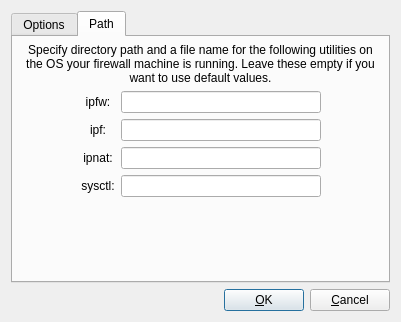
Old version of the form src/gui/freebsdadvanceddialog_q.ui in the repository fwbuilder/fwbuilder.
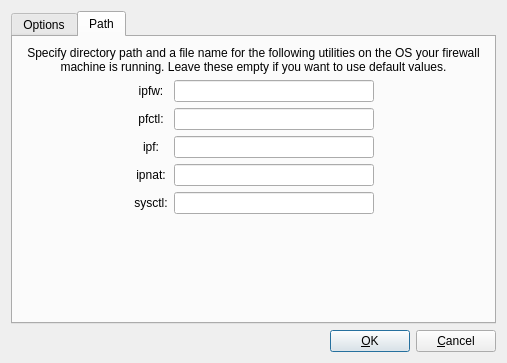
New version of the form. The open tabs and pages were chosen to show the change.

```diff
--- a/src/gui/freebsdadvanceddialog_q.ui
+++ b/src/gui/freebsdadvanceddialog_q.ui
@@ -5,96 +5,14 @@
    <rect>
     <x>0</x>
     <y>0</y>
-    <width>401</width>
-    <height>322</height>
+    <width>507</width>
+    <height>363</height>
    </rect>
   </property>
   <property name="windowTitle" >
    <string>FreeBSD: advanced settings</string>
   </property>
-  <layout class="QGridLayout" >
-   <property name="leftMargin" >
-    <number>11</number>
-   </property>
-   <property name="topMargin" >
-    <number>11</number>
-   </property>
-   <property name="rightMargin" >
-    <number>11</number>
-   </property>
-   <property name="bottomMargin" >
-    <number>11</number>
-   </property>
-   <property name="horizontalSpacing" >
-    <number>6</number>
-   </property>
-   <property name="verticalSpacing" >
-    <number>6</number>
-   </property>
-   <item row="1" column="0" >
-    <layout class="QHBoxLayout" >
-     <property name="spacing" >
-      <number>6</number>
-     </property>
-     <property name="leftMargin" >
-      <number>0</number>
-     </property>
-     <property name="topMargin" >
-      <number>0</number>
-     </property>
-     <property name="rightMargin" >
-      <number>0</number>
-     </property>
-     <property name="bottomMargin" >
-      <number>0</number>
-     </property>
-     <item>
-      <spacer>
-       <property name="orientation" >
-        <enum>Qt::Horizontal</enum>
-       </property>
-       <property name="sizeType" >
-        <enum>QSizePolicy::Expanding</enum>
-       </property>
-       <property name="sizeHint" >
-        <size>
-         <width>20</width>
-         <height>20</height>
-        </size>
-       </property>
-      </spacer>
-     </item>
-     <item>
-      <widget class="QPushButton" name="buttonOk" >
-       <property name="text" >
-        <string>&amp;OK</string>
-       </property>
-       <property name="shortcut" >
-        <string/>
-       </property>
-       <property name="autoDefault" >
-        <bool>true</bool>
-       </property>
-       <property name="default" >
-        <bool>true</bool>
-       </property>
-      </widget>
-     </item>
-     <item>
-      <widget class="QPushButton" name="buttonCancel" >
-       <property name="text" >
-        <string>&amp;Cancel</string>
-       </property>
-       <property name="shortcut" >
-        <string/>
-       </property>
-       <property name="autoDefault" >
-        <bool>true</bool>
-       </property>
-      </widget>
-     </item>
-    </layout>
-   </item>
+  <layout class="QGridLayout" name="gridLayout_3" >
    <item row="0" column="0" >
     <widget class="QTabWidget" name="tabWidget" >
      <property name="tabShape" >
@@ -306,29 +224,11 @@
       <attribute name="title" >
        <string>Path</string>
       </attribute>
-      <layout class="QGridLayout" >
-       <property name="leftMargin" >
-        <number>6</number>
-       </property>
-       <property name="topMargin" >
-        <number>6</number>
-       </property>
-       <property name="rightMargin" >
-        <number>6</number>
-       </property>
-       <property name="bottomMargin" >
-        <number>6</number>
-       </property>
-       <property name="horizontalSpacing" >
-        <number>6</number>
-       </property>
-       <property name="verticalSpacing" >
-        <number>6</number>
-       </property>
+      <layout class="QGridLayout" name="gridLayout_2" >
        <item row="0" column="0" colspan="4" >
         <widget class="QLabel" name="label576" >
          <property name="sizePolicy" >
-          <sizepolicy vsizetype="Fixed" hsizetype="Preferred" >
+          <sizepolicy vsizetype="Preferred" hsizetype="Preferred" >
            <horstretch>0</horstretch>
            <verstretch>0</verstretch>
           </sizepolicy>
@@ -344,23 +244,104 @@
          </property>
         </widget>
        </item>
-       <item row="5" column="2" >
+       <item row="1" column="0" >
         <spacer>
          <property name="orientation" >
-          <enum>Qt::Vertical</enum>
+          <enum>Qt::Horizontal</enum>
          </property>
          <property name="sizeType" >
           <enum>QSizePolicy::Expanding</enum>
          </property>
-         <property name="sizeHint" >
+         <property name="sizeHint" stdset="0" >
           <size>
-           <width>20</width>
-           <height>40</height>
+           <width>40</width>
+           <height>20</height>
           </size>
          </property>
         </spacer>
        </item>
+       <item row="1" column="1" >
+        <widget class="QLabel" name="label594" >
+         <property name="text" >
+          <string>ipfw:</string>
+         </property>
+         <property name="alignment" >
+          <set>Qt::AlignCenter</set>
+         </property>
+         <property name="wordWrap" >
+          <bool>false</bool>
+         </property>
+        </widget>
+       </item>
+       <item row="1" column="2" >
+        <widget class="QLineEdit" name="freebsd_path_ipfw" >
+         <property name="sizePolicy" >
+          <sizepolicy vsizetype="Fixed" hsizetype="Fixed" >
+           <horstretch>0</horstretch>
+           <verstretch>0</verstretch>
+          </sizepolicy>
+         </property>
+         <property name="minimumSize" >
+          <size>
+           <width>200</width>
+           <height>0</height>
+          </size>
+         </property>
+        </widget>
+       </item>
+       <item row="1" column="3" >
+        <spacer>
+         <property name="orientation" >
+          <enum>Qt::Horizontal</enum>
+         </property>
+         <property name="sizeType" >
+          <enum>QSizePolicy::Expanding</enum>
+         </property>
+         <property name="sizeHint" stdset="0" >
+          <size>
+           <width>40</width>
+           <height>20</height>
+          </size>
+         </property>
+        </spacer>
+       </item>
+       <item row="2" column="1" >
+        <widget class="QLabel" name="label575" >
+         <property name="text" >
+          <string>pfctl:</string>
+         </property>
+         <property name="alignment" >
+          <set>Qt::AlignCenter</set>
+         </property>
+         <property name="wordWrap" >
+          <bool>false</bool>
+         </property>
+        </widget>
+       </item>
        <item row="2" column="2" >
+        <widget class="QLineEdit" name="freebsd_path_pfctl" >
+         <property name="minimumSize" >
+          <size>
+           <width>200</width>
+           <height>0</height>
+          </size>
+         </property>
+        </widget>
+       </item>
+       <item row="3" column="1" >
+        <widget class="QLabel" name="freebsd_path_ipf_label" >
+         <property name="text" >
+          <string>ipf:</string>
+         </property>
+         <property name="alignment" >
+          <set>Qt::AlignCenter</set>
+         </property>
+         <property name="wordWrap" >
+          <bool>false</bool>
+         </property>
+        </widget>
+       </item>
+       <item row="3" column="2" >
         <widget class="QLineEdit" name="freebsd_path_ipf" >
          <property name="sizePolicy" >
           <sizepolicy vsizetype="Fixed" hsizetype="Fixed" >
@@ -376,7 +357,7 @@
          </property>
         </widget>
        </item>
-       <item row="3" column="1" >
+       <item row="4" column="1" >
         <widget class="QLabel" name="label578" >
          <property name="text" >
           <string>ipnat:</string>
@@ -389,7 +370,17 @@
          </property>
         </widget>
        </item>
-       <item row="4" column="1" >
+       <item row="4" column="2" >
+        <widget class="QLineEdit" name="freebsd_path_ipnat" >
+         <property name="minimumSize" >
+          <size>
+           <width>200</width>
+           <height>0</height>
+          </size>
+         </property>
+        </widget>
+       </item>
+       <item row="5" column="1" >
         <widget class="QLabel" name="label583" >
          <property name="text" >
           <string>sysctl:</string>
@@ -402,7 +393,7 @@
          </property>
         </widget>
        </item>
-       <item row="4" column="2" >
+       <item row="5" column="2" >
         <widget class="QLineEdit" name="freebsd_path_sysctl" >
          <property name="minimumSize" >
           <size>
@@ -412,86 +403,18 @@
          </property>
         </widget>
        </item>
-       <item row="2" column="1" >
-        <widget class="QLabel" name="freebsd_path_ipf_label" >
-         <property name="text" >
-          <string>ipf:</string>
-         </property>
-         <property name="alignment" >
-          <set>Qt::AlignCenter</set>
-         </property>
-         <property name="wordWrap" >
-          <bool>false</bool>
-         </property>
-        </widget>
-       </item>
-       <item row="3" column="2" >
-        <widget class="QLineEdit" name="freebsd_path_ipnat" >
-         <property name="minimumSize" >
-          <size>
-           <width>200</width>
-           <height>0</height>
-          </size>
-         </property>
-        </widget>
-       </item>
-       <item row="1" column="1" >
-        <widget class="QLabel" name="label594" >
-         <property name="text" >
-          <string>ipfw:</string>
-         </property>
-         <property name="alignment" >
-          <set>Qt::AlignCenter</set>
-         </property>
-         <property name="wordWrap" >
-          <bool>false</bool>
-         </property>
-        </widget>
-       </item>
-       <item row="1" column="2" >
-        <widget class="QLineEdit" name="freebsd_path_ipfw" >
-         <property name="sizePolicy" >
-          <sizepolicy vsizetype="Fixed" hsizetype="Fixed" >
-           <horstretch>0</horstretch>
-           <verstretch>0</verstretch>
-          </sizepolicy>
-         </property>
-         <property name="minimumSize" >
-          <size>
-           <width>200</width>
-           <height>0</height>
-          </size>
-         </property>
-        </widget>
-       </item>
-       <item row="1" column="3" >
+       <item row="6" column="2" >
         <spacer>
          <property name="orientation" >
-          <enum>Qt::Horizontal</enum>
+          <enum>Qt::Vertical</enum>
          </property>
          <property name="sizeType" >
           <enum>QSizePolicy::Expanding</enum>
          </property>
-         <property name="sizeHint" >
+         <property name="sizeHint" stdset="0" >
           <size>
-           <width>40</width>
-           <height>20</height>
-          </size>
-         </property>
-        </spacer>
-       </item>
-       <item row="1" column="0" >
-        <spacer>
-         <property name="orientation" >
-          <enum>Qt::Horizontal</enum>
-         </property>
-         <property name="sizeType" >
-          <enum>QSizePolicy::Expanding</enum>
-         </property>
-         <property name="sizeHint" >
-          <size>
-           <width>40</width>
-           <height>20</height>
+           <width>20</width>
+           <height>40</height>
           </size>
          </property>
         </spacer>
@@ -500,9 +423,63 @@
      </widget>
     </widget>
    </item>
+   <item row="1" column="0" >
+    <layout class="QHBoxLayout" >
+     <property name="spacing" >
+      <number>6</number>
+     </property>
+     <property name="margin" >
+      <number>0</number>
+     </property>
+     <item>
+      <spacer>
+       <property name="orientation" >
+        <enum>Qt::Horizontal</enum>
+       </property>
+       <property name="sizeType" >
+        <enum>QSizePolicy::Expanding</enum>
+       </property>
+       <property name="sizeHint" stdset="0" >
+        <size>
+         <width>20</width>
+         <height>20</height>
+        </size>
+       </property>
+      </spacer>
+     </item>
+     <item>
+      <widget class="QPushButton" name="buttonOk" >
+       <property name="text" >
+        <string>&amp;OK</string>
+       </property>
+       <property name="shortcut" >
+        <string/>
+       </property>
+       <property name="autoDefault" >
+        <bool>true</bool>
+       </property>
+       <property name="default" >
+        <bool>true</bool>
+       </property>
+      </widget>
+     </item>
+     <item>
+      <widget class="QPushButton" name="buttonCancel" >
+       <property name="text" >
+        <string>&amp;Cancel</string>
+       </property>
+       <property name="shortcut" >
+        <string/>
+       </property>
+       <property name="autoDefault" >
+        <bool>true</bool>
+       </property>
+      </widget>
+     </item>
+    </layout>
+   </item>
   </layout>
  </widget>
- <layoutdefault spacing="6" margin="11" />
  <tabstops>
   <tabstop>tabWidget</tabstop>
   <tabstop>freebsd_ip_forward</tabstop>
```
Left out of the diff: 36 changed lines with no effect on the pictures.
